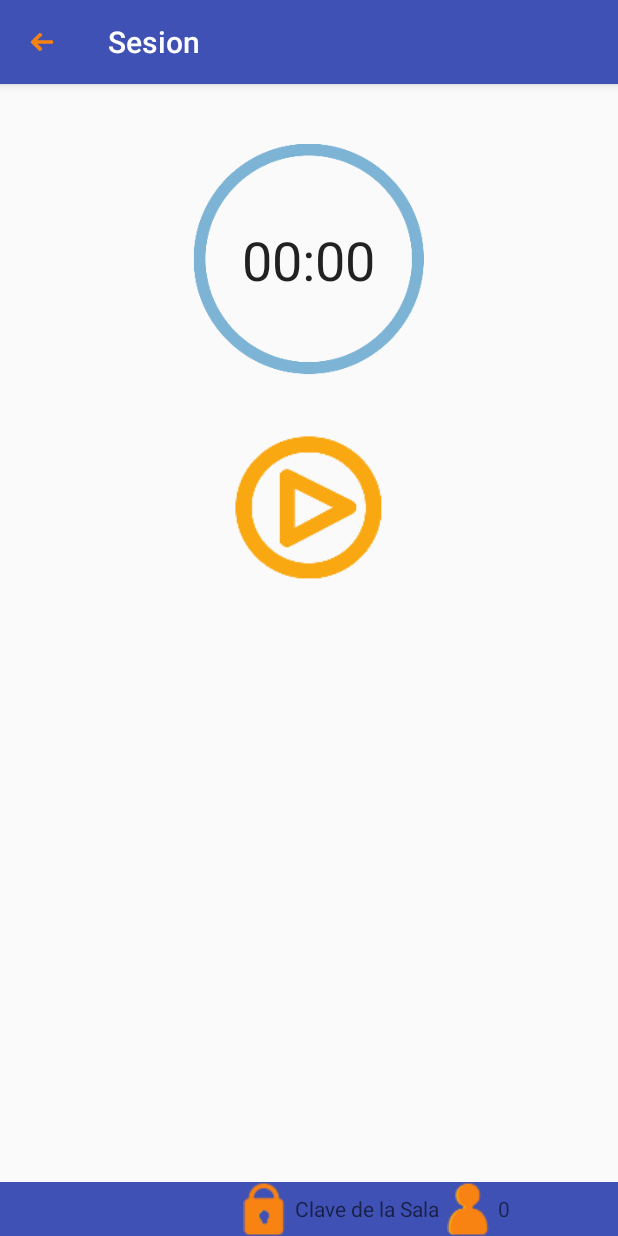
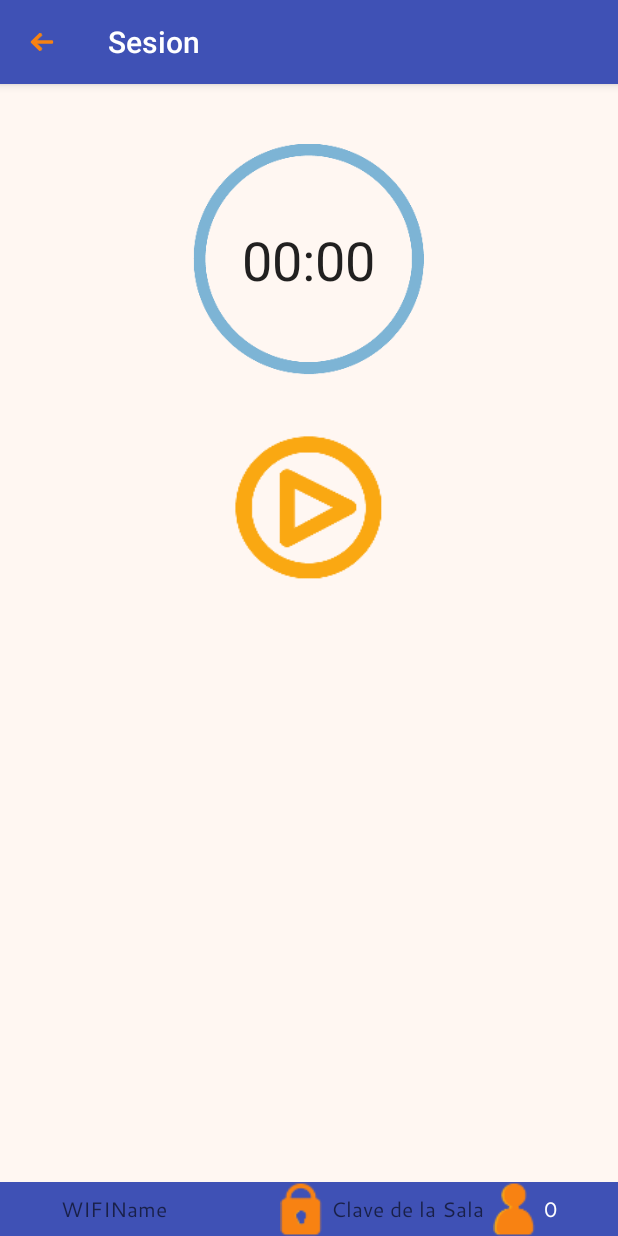
Before and after one commit to MuspelWolf/androidMVP, an Android app: the Room screen opened directly, with no data from a screen before it, on a phone screen of 412 x 824 dp. Run offline under Robolectric (Android 15) with nearby library versions, the phone set to English and light mode, and no system bars; libraries missing offline, so code that uses them is left out: org.java_websocket, org.java_websocket.handshake, org.java_websocket.server; 3 statements that could not run were skipped.

Commit message:
Minor Design Changes

```diff
--- a/MVP30/app/src/main/res/layout/activity_access.xml
+++ b/MVP30/app/src/main/res/layout/activity_access.xml
@@ -5,6 +5,7 @@
     android:layout_width="match_parent"
     android:layout_height="match_parent"
     android:fitsSystemWindows="true"
+    android:background="@color/background"
     tools:layout_editor_absoluteY="81dp"
      >
 
--- a/MVP30/app/src/main/res/layout/activity_menu.xml
+++ b/MVP30/app/src/main/res/layout/activity_menu.xml
@@ -4,6 +4,7 @@
     xmlns:tools="http://schemas.android.com/tools"
     android:layout_width="match_parent"
     android:layout_height="match_parent"
+    android:background="@color/background"
     tools:context=".Menu">
 
     <android.support.v7.widget.AppCompatImageButton
--- a/MVP30/app/src/main/res/layout/activity_room.xml
+++ b/MVP30/app/src/main/res/layout/activity_room.xml
@@ -4,6 +4,7 @@
     xmlns:tools="http://schemas.android.com/tools"
     android:layout_width="match_parent"
     android:layout_height="match_parent"
+    android:background="@color/background"
     tools:context=".Room">
 
     <RelativeLayout
@@ -67,17 +68,20 @@
         android:layout_width="match_parent"
         android:layout_height="wrap_content"
         android:background="@color/colorPrimary"
+        android:gravity="center"
         app:layout_constraintBottom_toBottomOf="parent">
 
         <TextView
             android:id="@+id/wifiName"
             android:layout_width="142dp"
             android:layout_height="wrap_content"
+            android:layout_gravity="center_vertical"
             android:layout_marginBottom="8dp"
             android:layout_marginStart="16dp"
             android:layout_marginTop="8dp"
-            android:text="WIFIName"
-            android:layout_gravity="center_vertical"
+            android:fontFamily="@font/cantarell"
+            android:hint="WIFIName"
+            android:textColor="@android:color/white"
             android:textSize="14sp"
             app:layout_constraintBottom_toBottomOf="@+id/pinImage"
             app:layout_constraintStart_toStartOf="parent"
@@ -102,12 +106,14 @@
             android:id="@+id/pinName"
             android:layout_width="wrap_content"
             android:layout_height="wrap_content"
+            android:layout_gravity="center_vertical"
             android:layout_marginBottom="8dp"
             android:layout_marginEnd="2dp"
             android:layout_marginTop="8dp"
+            android:fontFamily="@font/cantarell"
             android:hint="Clave de la Sala"
-            android:layout_gravity="center_vertical"
             android:textAlignment="center"
+            android:textColor="@android:color/white"
             android:textSize="14sp"
             app:layout_constraintBottom_toBottomOf="@+id/pupilsImage"
             app:layout_constraintEnd_toStartOf="@+id/pupilsImage"
@@ -131,12 +137,14 @@
             android:id="@+id/pupilNumber"
             android:layout_width="wrap_content"
             android:layout_height="wrap_content"
+            android:layout_gravity="center_vertical"
             android:layout_marginBottom="8dp"
             android:layout_marginEnd="16dp"
             android:layout_marginTop="8dp"
+            android:fontFamily="@font/cantarell"
             android:text="0"
             android:textAlignment="center"
-            android:layout_gravity="center_vertical"
+            android:textColor="@android:color/white"
             android:textSize="14sp"
             app:layout_constraintBottom_toBottomOf="@+id/pupilsImage"
             app:layout_constraintEnd_toEndOf="parent"
--- a/MVP30/app/src/main/res/layout/activity_transcription.xml
+++ b/MVP30/app/src/main/res/layout/activity_transcription.xml
@@ -1,10 +1,10 @@
 <?xml version="1.0" encoding="utf-8"?>
 <RelativeLayout xmlns:android="http://schemas.android.com/apk/res/android"
-    xmlns:app="http://schemas.android.com/apk/res-auto"
     xmlns:tools="http://schemas.android.com/tools"
     android:layout_width="match_parent"
     android:layout_height="match_parent"
     tools:layout_editor_absoluteY="81dp"
+    android:background="@color/background"
     android:keyboardNavigationCluster="false">
 
     <TextView
```
